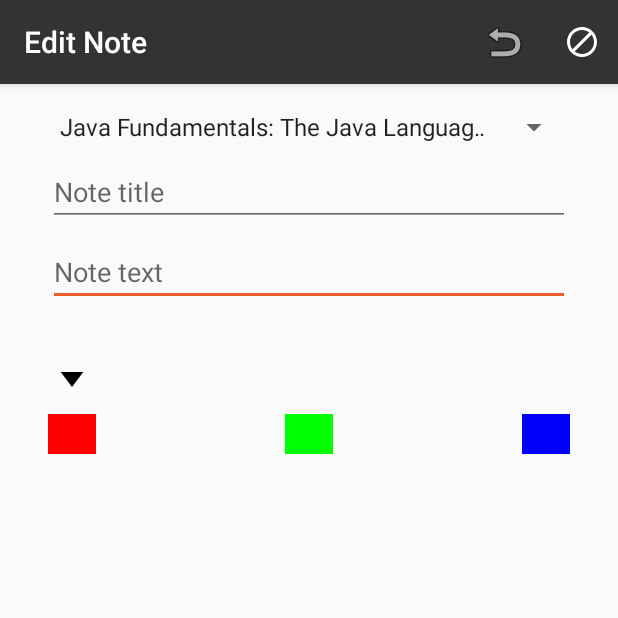
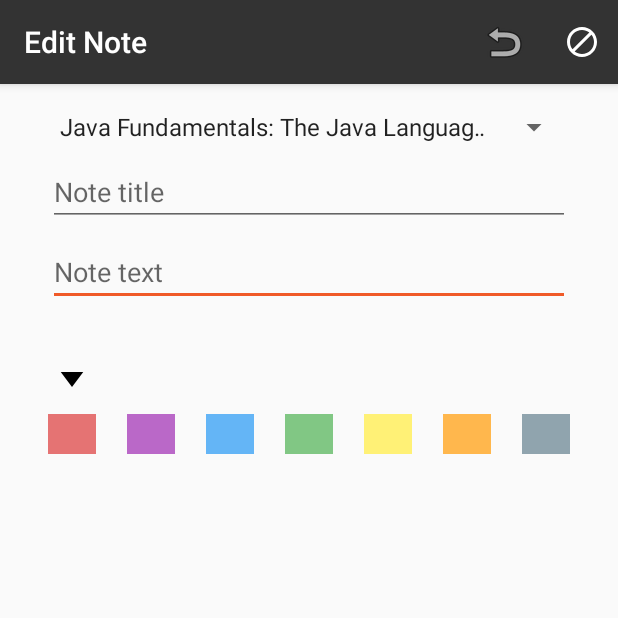
Before and after one commit to SARANSHAJIBABU/Pluralsight, an Android app: the NoteActivity screen opened directly, with no data from a screen before it, on a phone screen of 412 x 824 dp, the top half of it. Run offline under Robolectric (Android 15) with nearby library versions, the phone set to English and light mode, and no system bars.

Commit message:
Custom Views | Added xml attrs to  ColorPicker

```diff
--- a/AndroidAppsWithKotlin_CustomViewsStartingCode/app/src/main/java/com/jwhh/notekeeper/ColorPicker.kt
+++ b/AndroidAppsWithKotlin_CustomViewsStartingCode/app/src/main/java/com/jwhh/notekeeper/ColorPicker.kt
@@ -21,6 +21,17 @@ class ColorPicker @JvmOverloads constructor(
     private var colorsList = listOf(Color.RED,Color.GREEN,Color.BLUE)
 
     init {
+
+        val typedArray = context.obtainStyledAttributes(attrs,R.styleable.ColorPicker)
+
+        try{
+            colorsList = typedArray.getTextArray(R.styleable.ColorPicker_colors)
+                    .map {
+                        Color.parseColor(it.toString())
+                    }
+        }finally {
+            typedArray.recycle()
+        }
         max = colorsList.size-1
         splitTrack = false
         progressBackgroundTintList = ContextCompat.getColorStateList(context,android.R.color.transparent)
--- a/AndroidAppsWithKotlin_CustomViewsStartingCode/app/src/main/res/layout/content_main.xml
+++ b/AndroidAppsWithKotlin_CustomViewsStartingCode/app/src/main/res/layout/content_main.xml
@@ -49,6 +49,7 @@
         android:layout_width="0dp"
         android:layout_height="wrap_content"
         android:layout_marginTop="24dp"
+        app:colors="@array/colors"
         app:layout_constraintEnd_toEndOf="@+id/textNoteText"
         app:layout_constraintStart_toStartOf="@+id/textNoteText"
         app:layout_constraintTop_toBottomOf="@+id/textNoteText" />
--- a/AndroidAppsWithKotlin_CustomViewsStartingCode/app/src/main/res/values/attrs.xml
+++ b/AndroidAppsWithKotlin_CustomViewsStartingCode/app/src/main/res/values/attrs.xml
@@ -1,6 +1,10 @@
 <?xml version="1.0" encoding="utf-8"?>
 <resources>
+    <attr name="colors" format="reference"/>
     <declare-styleable name="ColorSelector">
-        <attr name="colors" format="reference"/>
+        <attr name="colors"/>
+    </declare-styleable>
+    <declare-styleable name="ColorPicker">
+        <attr name="colors"/>
     </declare-styleable>
 </resources>
```
